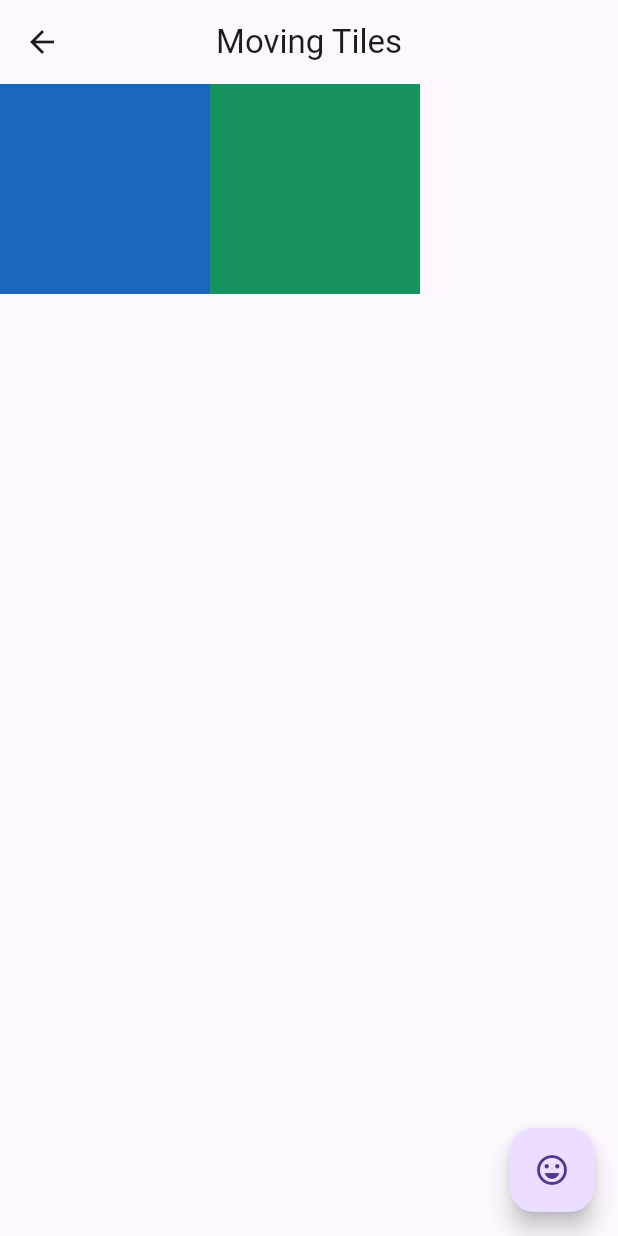
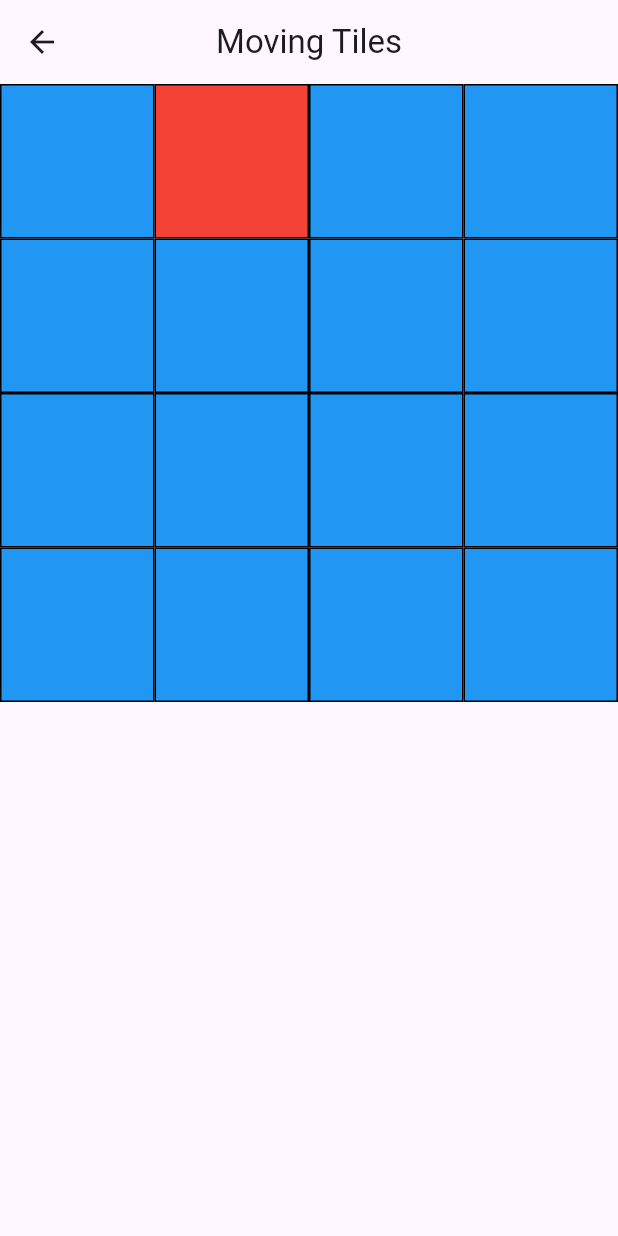
Before and after one commit to ErebosXkr/TP2_JURAN_SAAD, a Flutter app: the PositionedTiles screen opened directly, on a phone screen of 412 x 824 dp. Run offline on Flutter 3.47's test engine with Material 3 defaults, Android fonts, the phone set to English and light mode, and no system bars.

Commit message:
exo6 fait

```diff
--- a/taquin/lib/pages/exo6.dart
+++ b/taquin/lib/pages/exo6.dart
@@ -8,13 +8,9 @@ import 'dart:math' as math;
 math.Random random = math.Random();
 
 class Tile {
-  late Color color;
+  Color color;
 
   Tile(this.color);
-  Tile.randomColor() {
-    color = Color.fromARGB(
-        255, random.nextInt(256), random.nextInt(256), random.nextInt(256));
-  }
 }
 
 // ==============
@@ -23,36 +19,52 @@ class Tile {
 
 class TileWidget extends StatelessWidget {
   final Tile tile;
+  final VoidCallback onTap;
 
-  TileWidget(this.tile, {Key? key}) : super(key: key);
+  TileWidget(this.tile, {required this.onTap, Key? key}) : super(key: key);
 
   @override
   Widget build(BuildContext context) {
-    return coloredBox();
+    return GestureDetector(
+      onTap: onTap,
+      child: coloredBox(),
+    );
   }
 
   Widget coloredBox() {
     return Container(
-      color: tile.color,
+      decoration: BoxDecoration(
+        color: tile.color,
+        border: Border.all(color: Colors.black, width: 1.0),
+      ),
       child: const Padding(
-        padding: EdgeInsets.all(70.0),
+        padding: EdgeInsets.all(20.0),
       ),
     );
   }
 }
 
-void main() => runApp(MaterialApp(home: PositionedTiles()));
+class PositionedTiles extends StatefulWidget {
+  const PositionedTiles({super.key});
 
-class PositionedTiles extends StatefulWidget {
   @override
   State<StatefulWidget> createState() => PositionedTilesState();
 }
 
 class PositionedTilesState extends State<PositionedTiles> {
-  List<Widget> tiles = List<Widget>.generate(
-    2,
-    (index) => TileWidget(Tile.randomColor(), key: UniqueKey()),
+  List<List<Tile>> tiles = List.generate(
+    4,
+    (i) => List.generate(4, (j) => Tile(Colors.blue)),
   );
+
+  @override
+  void initState() {
+    super.initState();
+    // Change the color of one random tile
+    int randomRow = random.nextInt(4);
+    int randomCol = random.nextInt(4);
+    tiles[randomRow][randomCol] = Tile(Colors.red);
+  }
 
   @override
   Widget build(BuildContext context) {
@@ -61,17 +73,46 @@ class PositionedTilesState extends State<PositionedTiles> {
         title: const Text('Moving Tiles'),
         centerTitle: true,
       ),
-      body: Row(children: tiles),
-      floatingActionButton: FloatingActionButton(
-        child: const Icon(Icons.sentiment_very_satisfied),
-        onPressed: swapTiles,
+      body: GridView.builder(
+        gridDelegate: const SliverGridDelegateWithFixedCrossAxisCount(
+          crossAxisCount: 4,
+        ),
+        itemCount: 16,
+        itemBuilder: (context, index) {
+          int row = index ~/ 4;
+          int col = index % 4;
+          return TileWidget(
+            tiles[row][col],
+            onTap: () => swapTiles(row, col),
+          );
+        },
       ),
     );
   }
 
-  void swapTiles() {
+  void swapTiles(int row, int col) {
     setState(() {
-      tiles.insert(1, tiles.removeAt(0));
+      if (row > 0 && tiles[row - 1][col].color == Colors.red) {
+        // Swap with top tile
+        Tile temp = tiles[row][col];
+        tiles[row][col] = tiles[row - 1][col];
+        tiles[row - 1][col] = temp;
+      } else if (row < 3 && tiles[row + 1][col].color == Colors.red) {
+        // Swap with bottom tile
+        Tile temp = tiles[row][col];
+        tiles[row][col] = tiles[row + 1][col];
+        tiles[row + 1][col] = temp;
+      } else if (col > 0 && tiles[row][col - 1].color == Colors.red) {
+        // Swap with left tile
+        Tile temp = tiles[row][col];
+        tiles[row][col] = tiles[row][col - 1];
+        tiles[row][col - 1] = temp;
+      } else if (col < 3 && tiles[row][col + 1].color == Colors.red) {
+        // Swap with right tile
+        Tile temp = tiles[row][col];
+        tiles[row][col] = tiles[row][col + 1];
+        tiles[row][col + 1] = temp;
+      }
     });
   }
 }
```
